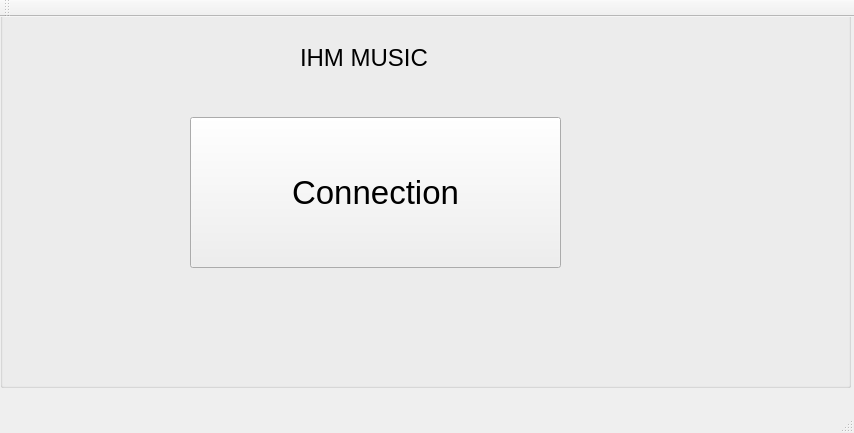
Nurbain/ProjetIHM, file ProjetMPV/Client/mainwindow.ui: the form before one commit.
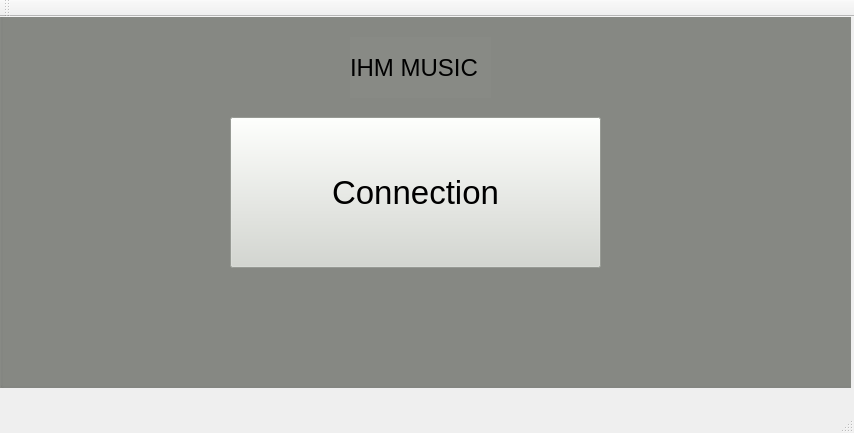
The form after the commit. The open tabs and pages were chosen to show the change. Icons and pictures are not drawn.

Commit message: Deco design et clicked avance

```diff
--- a/ProjetMPV/Client/mainwindow.ui
+++ b/ProjetMPV/Client/mainwindow.ui
@@ -1162,11 +1162,29 @@
      </widget>
     </widget>
     <widget class="QWidget" name="Deconnect">
+     <widget class="QGroupBox" name="groupBox">
+      <property name="geometry">
+       <rect>
+        <x>0</x>
+        <y>-20</y>
+        <width>861</width>
+        <height>391</height>
+       </rect>
+      </property>
+      <property name="autoFillBackground">
+       <bool>false</bool>
+      </property>
+      <property name="styleSheet">
+       <string notr="true">background-color: rgb(136, 138, 133);</string>
+      </property>
+      <property name="title">
+       <string>GroupBox</string>
+      </property>
      <widget class="QPushButton" name="pushButton_2">
       <property name="geometry">
        <rect>
-        <x>190</x>
-        <y>100</y>
+         <x>230</x>
+         <y>120</y>
         <width>371</width>
         <height>151</height>
        </rect>
@@ -1176,6 +1194,9 @@
         <pointsize>25</pointsize>
        </font>
       </property>
+       <property name="styleSheet">
+        <string notr="true">background-color: rgb(211, 215, 207);</string>
+       </property>
       <property name="text">
        <string>Connection</string>
       </property>
@@ -1193,8 +1214,8 @@
      <widget class="QLabel" name="label">
       <property name="geometry">
        <rect>
-        <x>300</x>
-        <y>10</y>
+         <x>350</x>
+         <y>40</y>
         <width>141</width>
         <height>61</height>
        </rect>
@@ -1208,24 +1229,6 @@
        <string>IHM MUSIC</string>
       </property>
      </widget>
-     <widget class="QGroupBox" name="groupBox">
-      <property name="geometry">
-       <rect>
-        <x>0</x>
-        <y>-20</y>
-        <width>851</width>
-        <height>391</height>
-       </rect>
-      </property>
-      <property name="autoFillBackground">
-       <bool>false</bool>
-      </property>
-      <property name="styleSheet">
-       <string notr="true"/>
-      </property>
-      <property name="title">
-       <string>GroupBox</string>
-      </property>
      </widget>
      <zorder>groupBox</zorder>
      <zorder>pushButton_2</zorder>
```
Left out of the diff: 3 changed lines with no effect on the pictures. Lines whose indentation alone changed are shown as unchanged. The commit also changes 1 other file.
